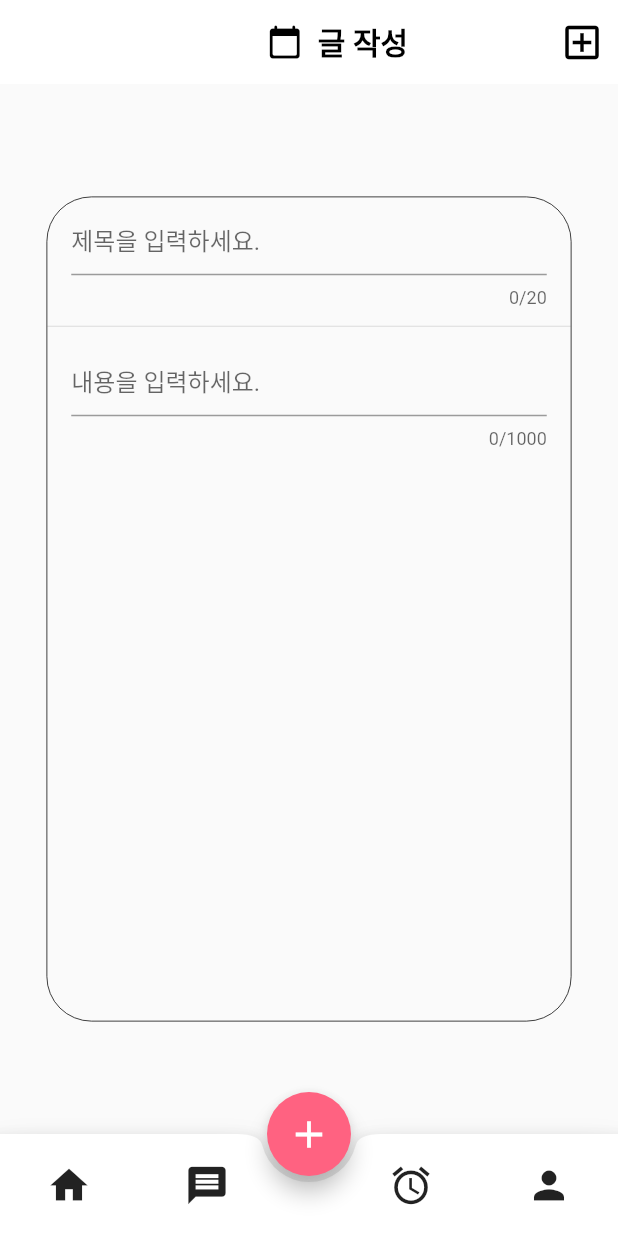
After one commit to purplepig4657/PartTimeCommunity, a Flutter app: the NoticeWriting screen opened directly, on a phone screen of 412 x 824 dp. The commit adds this screen. Run offline on Flutter 3.47's test engine with Material 2 defaults, Android fonts, the phone set to English and light mode, and no system bars.

Commit message:
게시판 글쓰기 완료

```diff
--- /dev/null
+++ b/lib/NoticeWriting.dart
@@ -0,0 +1,95 @@
+import 'package:flutter/material.dart';
+
+import 'commons/BottomAppBar.dart';
+
+class NoticeWriting extends StatelessWidget {
+  const NoticeWriting({Key? key}) : super(key: key);
+
+  @override
+  Widget build(BuildContext context) {
+    return Scaffold(
+      appBar: AppBar(
+        title: Row(
+          mainAxisAlignment: MainAxisAlignment.center,
+          children: [
+            SizedBox(
+              width: 30.0,
+            ),
+            Icon(
+              Icons.calendar_today_rounded,
+              color: Colors.black,
+            ),
+            SizedBox(
+              width: 10.0,
+            ),
+            Text(
+              '글 작성',
+              style:
+                  TextStyle(color: Colors.black, fontWeight: FontWeight.bold),
+            ),
+          ],
+        ),
+        actions: [
+          IconButton(
+            onPressed: () {},
+            icon: Icon(Icons.add_box_outlined),
+            color: Colors.black,
+            iconSize: 30,
+          )
+        ],
+        elevation: 0.0,
+        backgroundColor: Colors.white,
+      ),
+      body: Center(
+        child: Container(
+          width: 350,
+          height: 550,
+          decoration: BoxDecoration(
+              borderRadius: BorderRadius.all(
+                Radius.circular(30.0),
+              ),
+              border: Border.all(
+                color: Colors.black,
+                style: BorderStyle.solid,
+                width: 0.5,
+              )),
+          child: ListView(
+            children: [
+              ListTile(
+                  title: TextField(
+                    keyboardType: TextInputType.multiline,
+                maxLines: null,
+                maxLength: 20,
+                cursorColor: Color(0xffFF6280),
+                decoration: InputDecoration(
+                    focusedBorder: UnderlineInputBorder(
+                      borderSide: BorderSide(color: Color(0xffFF6280)),
+                    ),
+                    hintText: '제목을 입력하세요.'),
+              )),
+              Divider(),
+              ListTile(
+                  title: TextField(
+                    keyboardType: TextInputType.multiline,
+                maxLines:null,
+                maxLength: 1000,
+                cursorColor: Color(0xffFF6280),
+                decoration: InputDecoration(
+                    focusedBorder: UnderlineInputBorder(
+                      borderSide: BorderSide(color: Color(0xffFF6280)),
+                    ),
+                    hintText: '내용을 입력하세요.'),
+              )),
+            ],
+          ),
+        ),
+      ),
+
+      /** AppBar **/
+      bottomNavigationBar: BottomBar(),
+      floatingActionButton: FloatingButton(),
+      floatingActionButtonLocation: FloatingActionButtonLocation.centerDocked,
+      /** AppBar **/
+    );
+  }
+}
--- a/lib/commons/BottomAppBar.dart
+++ b/lib/commons/BottomAppBar.dart
@@ -32,7 +32,7 @@ class BottomBarIcon extends StatelessWidget {
   @override
   Widget build(BuildContext context) {
     return Padding(
-      padding: const EdgeInsets.symmetric(vertical: 15),
+      padding: const EdgeInsets.symmetric(vertical: 10),
       child: IconButton(
         icon: isSelected ? Icon(icon, color: const Color(0xFFFF6281),) : Icon(icon),
         onPressed: () {},
@@ -49,7 +49,8 @@ class FloatingButton extends StatelessWidget {
   @override
   Widget build(BuildContext context) {
     return FloatingActionButton(
-      child: const Icon(Icons.add),
+
+      child: const Icon(Icons.add,size: 30,),
       onPressed: () {},
       backgroundColor: const Color(0xFFFF6281),
     );
--- a/lib/main.dart
+++ b/lib/main.dart
@@ -1,6 +1,7 @@
 import 'dart:ui';
 
 import 'package:flutter/material.dart';
+import 'package:part_time_community/NoticeWriting.dart';
 
 void main() => runApp(Home());
 
```
Also changed, not shown: 1 other file.
